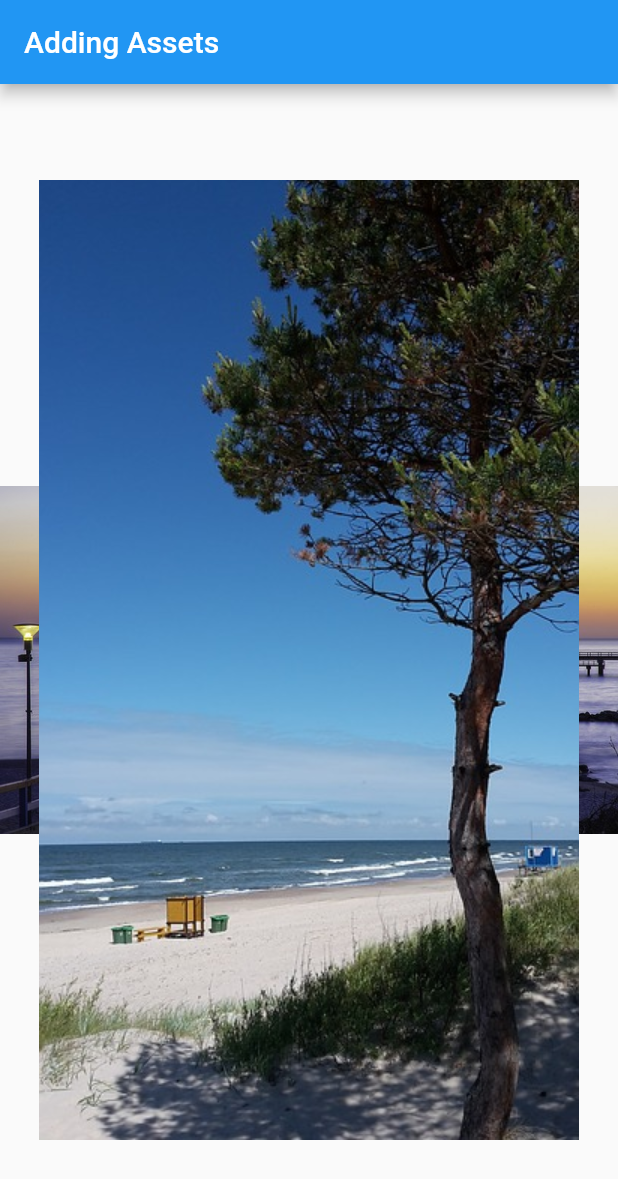
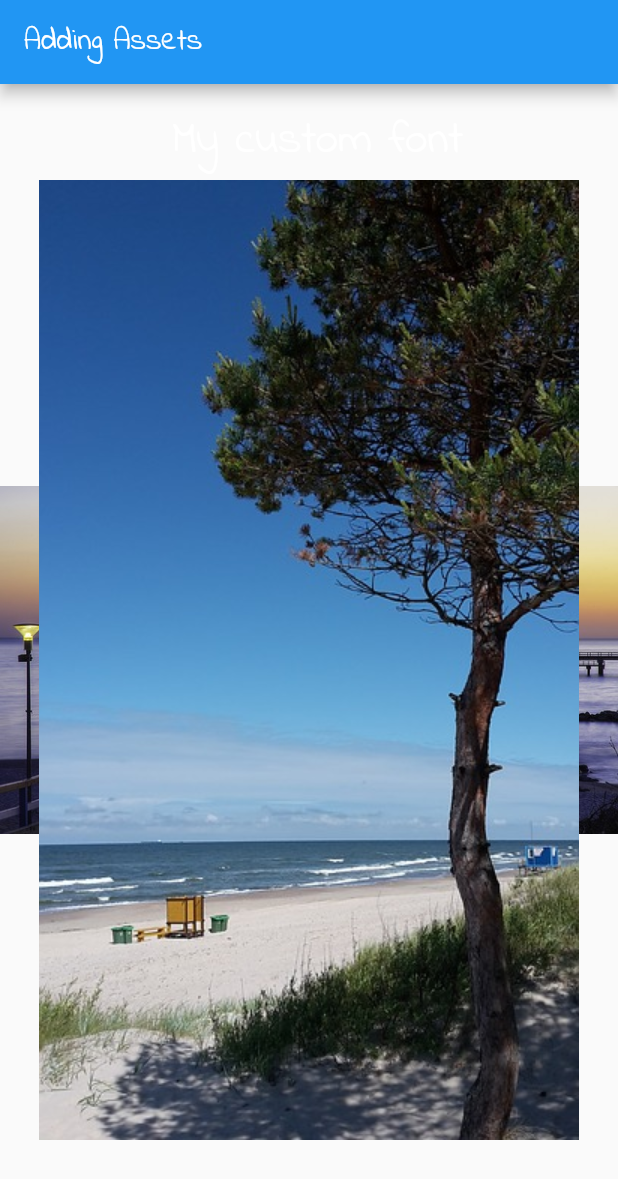
Before and after one commit to ram4ik/asset_example, a Flutter app: the screen it shows after launch, on a phone screen of 412 x 824 dp. Shown: the top 1179 px of the screen. Run offline on Flutter 3.47's test engine with Material 2 defaults, Android fonts, the phone set to English and light mode, and no system bars.

Commit message:
custom font

```diff
--- a/lib/main.dart
+++ b/lib/main.dart
@@ -6,6 +6,7 @@ class MyApp extends StatelessWidget {
   @override
   Widget build(BuildContext context) {
     return MaterialApp(
+      theme: ThemeData(fontFamily: 'IndieFlower'),
       home: Scaffold(
         appBar: AppBar(
           title: Text('Adding Assets'),
@@ -18,6 +19,18 @@ class MyApp extends StatelessWidget {
                 image: AssetImage('assets/images/sunset.jpg'),
               ),
               Image.asset('assets/icons/baltika.jpg'),
+              Positioned(
+                top: 16,
+                left: 115,
+                child: Text(
+                    'My custom font',
+                     style: TextStyle(
+                       fontSize: 30,
+                       color: Colors.white,
+                       //fontFamily: 'IndieFlower',
+                     ),
+                ),
+              )
             ],
           ),
         ),
```
Also changed, not shown: pubspec.yaml (+5 -11 lines), Screenshot 2020-02-12 at 17.00.17.png (added), fonts/IndieFlower-Regular.ttf (added).
